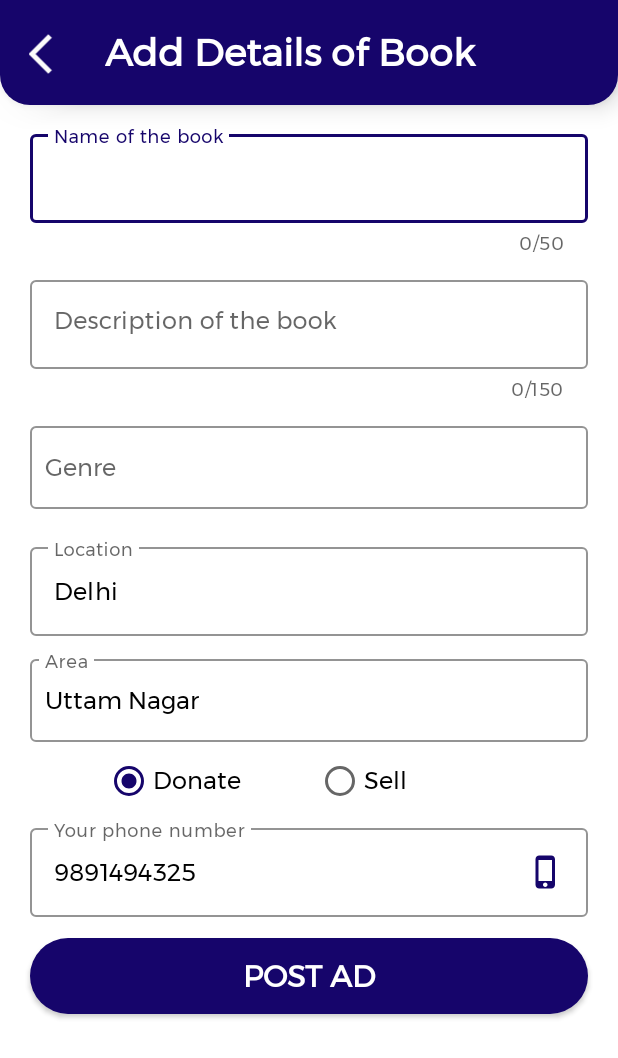
After one commit to faizannali/Bookandar, an Android app: the SellBooks screen opened directly, with no data from a screen before it, on a phone screen of 412 x 824 dp. The commit adds this screen. Shown: the top 1058 px of the screen. Run offline under Robolectric (Android 15) with nearby library versions, the phone set to English and light mode, and no system bars.

Commit message:
20/2/2021

```diff
--- a/app/build.gradle
+++ b/app/build.gradle
@@ -40,6 +40,8 @@ dependencies {
     implementation "androidx.navigation:navigation-ui-ktx:$nav_version"
 
 
+//    implementation 'com.google.android.material:material:1.3.0-alpha01'
+
     testImplementation 'junit:junit:4.12'
     androidTestImplementation 'androidx.test.ext:junit:1.1.2'
     androidTestImplementation 'androidx.test.espresso:espresso-core:3.3.0'
--- a/app/src/main/java/com/codejunction/bookandartest/adapters/MyAdsAdapter.kt
+++ b/app/src/main/java/com/codejunction/bookandartest/adapters/MyAdsAdapter.kt
@@ -18,6 +18,7 @@ class MyAdsAdapter(private val c: Context, private val myAdsList:ArrayList<MyAds
             itemView.myAds_product_name.text=myAdsModel.myNameOfProduct
             itemView.myAds_product_price.text=myAdsModel.myPriceOfProduct
             itemView.myAds_product_location.text=myAdsModel.myLocationOfProduct
+            itemView.myAdsViews.text=myAdsModel.myViewOnProduct
         }
 
     }
--- a/app/src/main/java/com/codejunction/bookandartest/data/MyAdsModel.kt
+++ b/app/src/main/java/com/codejunction/bookandartest/data/MyAdsModel.kt
@@ -3,5 +3,6 @@ package com.codejunction.bookandartest.data
 data class MyAdsModel(
     val myNameOfProduct:String,
     val myPriceOfProduct:String,
-    val myLocationOfProduct:String
+    val myLocationOfProduct:String,
+    val myViewOnProduct:String
 )
--- a/app/src/main/java/com/codejunction/bookandartest/fragments/MyAds.kt
+++ b/app/src/main/java/com/codejunction/bookandartest/fragments/MyAds.kt
@@ -36,9 +36,9 @@ class MyAds : Fragment() {
         }
 
         val defaultAdList=ArrayList<MyAdsModel>()
-        defaultAdList.add(MyAdsModel("My new notepad", "Rs 100","Uttam Nagar"))
-        defaultAdList.add(MyAdsModel("My old Science Book", "Rs 100","Tilak Nagar"))
-
+        defaultAdList.add(MyAdsModel("My new notepad", "Rs 100","Uttam Nagar","100"))
+        defaultAdList.add(MyAdsModel("My old Science Book", "Rs 100","Tilak Nagar","50"))
+        defaultAdList.add(MyAdsModel("My old Science Book", "Rs 100","Tilak Nagar","100"))
 
         myAdsRecycler.layoutManager= LinearLayoutManager(
             requireContext(),
--- a/app/src/main/java/com/codejunction/bookandartest/ui/MainActivity.kt
+++ b/app/src/main/java/com/codejunction/bookandartest/ui/MainActivity.kt
@@ -12,7 +12,6 @@ import com.codejunction.bookandartest.R
 import kotlinx.android.synthetic.main.activity_main.*
 
 class MainActivity : AppCompatActivity() {
-    private lateinit var appBarConfiguration: AppBarConfiguration
     private lateinit var navController: NavController
     override fun onCreate(savedInstanceState: Bundle?) {
         super.onCreate(savedInstanceState)
@@ -23,13 +22,23 @@ class MainActivity : AppCompatActivity() {
 
         nestedScroll.setOnScrollChangeListener { v, scrollX, scrollY, oldScrollX, oldScrollY ->
             if (v.scrollY > oldScrollY) {
-                fab.hide();
+                sellBook.hide();
             } else if (v.scrollX < oldScrollY || v.scrollY <= 0) {
-                fab.show();
+                sellBook.show();
             }
 //            oldScrollY = v.scrollY
         }
 
+        sellBook.setOnClickListener {
+            openSellActivity()
+        }
+
+    }
+
+    private fun openSellActivity(){
+        val intent=Intent(this,SellBooks::class.java)
+        startActivity(intent)
+        finish()
     }
 
 
--- /dev/null
+++ b/app/src/main/java/com/codejunction/bookandartest/ui/SellBooks.kt
@@ -0,0 +1,56 @@
+package com.codejunction.bookandartest.ui
+
+import android.content.Intent
+import androidx.appcompat.app.AppCompatActivity
+import android.os.Bundle
+import android.view.View
+import android.widget.ArrayAdapter
+import androidx.core.content.ContentProviderCompat.requireContext
+import com.codejunction.bookandartest.R
+import kotlinx.android.synthetic.main.activity_sell_books.*
+
+class SellBooks : AppCompatActivity() {
+    override fun onCreate(savedInstanceState: Bundle?) {
+        super.onCreate(savedInstanceState)
+        setContentView(R.layout.activity_sell_books)
+
+        sellBackBtn.setOnClickListener {
+            onBackPressed()
+        }
+
+        //Area List
+        val area = arrayOf(
+            "Uttam Nagar", "Dawarka", "West Delhi", "North Delhi", "South Delhi"
+        )
+
+        val areaAdapter: ArrayAdapter<String> = ArrayAdapter<String>(
+            this,
+            R.layout.list_item, area
+        )
+        tvAreaOfBook.setAdapter(areaAdapter)
+
+        //Genre List
+        val genre = arrayOf(
+            "Comics", "Novel", "Horror", "Sci-Fi", "Crime","School","College")
+        val genreAdapter: ArrayAdapter<String> = ArrayAdapter<String>(
+            this,
+            R.layout.list_item, genre
+        )
+        tvGenre.setAdapter(genreAdapter)
+
+        radioSellBtn.setOnClickListener {
+            bookPrice.visibility= View.VISIBLE
+        }
+
+        radioDonateBtn.setOnClickListener {
+            bookPrice.visibility= View.GONE
+        }
+    }
+
+    override fun onBackPressed() {
+        super.onBackPressed()
+        val intent= Intent(this,MainActivity::class.java)
+        startActivity(intent)
+        finish()
+    }
+}
--- /dev/null
+++ b/app/src/main/res/drawable/ic_views.xml
@@ -0,0 +1,5 @@
+<vector android:height="16dp" android:tint="@color/darkBlue"
+    android:viewportHeight="24" android:viewportWidth="24"
+    android:width="16dp" xmlns:android="http://schemas.android.com/apk/res/android">
+    <path android:fillColor="@android:color/white" android:pathData="M12,4.5C7,4.5 2.73,7.61 1,12c1.73,4.39 6,7.5 11,7.5s9.27,-3.11 11,-7.5c-1.73,-4.39 -6,-7.5 -11,-7.5zM12,17c-2.76,0 -5,-2.24 -5,-5s2.24,-5 5,-5 5,2.24 5,5 -2.24,5 -5,5zM12,9c-1.66,0 -3,1.34 -3,3s1.34,3 3,3 3,-1.34 3,-3 -1.34,-3 -3,-3z"/>
+</vector>
--- a/app/src/main/res/layout/activity_main.xml
+++ b/app/src/main/res/layout/activity_main.xml
@@ -21,21 +21,6 @@
             app:navGraph="@navigation/navigation" />
     </androidx.core.widget.NestedScrollView>
 
-
-
-
-<!--    <com.google.android.material.bottomnavigation.BottomNavigationView-->
-<!--        android:layout_width="match_parent"-->
-<!--        android:layout_height="wrap_content"-->
-<!--        android:id="@+id/bottom_navigation"-->
-<!--        app:layout_constraintBottom_toBottomOf="parent"-->
-<!--        app:layout_constraintLeft_toLeftOf="parent"-->
-<!--        app:layout_constraintRight_toRightOf="parent"-->
-<!--        android:background="@color/skin"-->
-<!--        app:itemTextColor="@color/darkBlue"-->
-<!--        app:itemIconTint="@color/darkBlue"-->
-<!--        app:menu="@menu/bottom_menu"-->
-<!--        />-->
 
     <com.google.android.material.bottomappbar.BottomAppBar
         android:id="@+id/bottomAppBar"
@@ -64,7 +49,7 @@
     </com.google.android.material.bottomappbar.BottomAppBar>
 
     <com.google.android.material.floatingactionbutton.FloatingActionButton
-        android:id="@+id/fab"
+        android:id="@+id/sellBook"
         android:layout_width="wrap_content"
         android:layout_height="wrap_content"
         android:elevation="10dp"
@@ -75,6 +60,4 @@
         app:borderWidth="2dp"
         app:layout_anchor="@id/bottomAppBar"/>
 
-
-
 </androidx.coordinatorlayout.widget.CoordinatorLayout>
--- /dev/null
+++ b/app/src/main/res/layout/activity_sell_books.xml
@@ -0,0 +1,266 @@
+<?xml version="1.0" encoding="utf-8"?>
+<LinearLayout
+    xmlns:android="http://schemas.android.com/apk/res/android"
+    xmlns:app="http://schemas.android.com/apk/res-auto"
+    xmlns:tools="http://schemas.android.com/tools"
+    android:layout_width="match_parent"
+    android:layout_height="match_parent"
+    tools:context=".ui.SellBooks"
+    android:orientation="vertical"
+    android:background="@color/white">
+
+    <RelativeLayout
+        android:layout_width="match_parent"
+        android:layout_height="70dp"
+        android:elevation="10dp"
+        android:background="@drawable/profile_top_bar">
+
+        <ImageView
+            android:id="@+id/sellBackBtn"
+            android:layout_width="70dp"
+            android:layout_height="32dp"
+            android:src="@drawable/ic_back_arrow"
+            android:layout_marginTop="20dp"/>
+
+        <TextView
+            android:layout_width="match_parent"
+            android:layout_height="wrap_content"
+            android:layout_toEndOf="@+id/sellBackBtn"
+            android:textStyle="bold"
+            android:layout_marginTop="15dp"
+            android:text="Add Details of Book"
+            android:elevation="15dp"
+            android:textSize="25sp"
+            android:textColor="@color/white"
+            android:gravity="start"/>
+    </RelativeLayout>
+
+    <ScrollView
+        android:layout_width="match_parent"
+        android:layout_height="wrap_content">
+
+        <RelativeLayout
+            android:layout_width="match_parent"
+            android:layout_height="match_parent">
+            <com.google.android.material.textfield.TextInputLayout
+                android:id="@+id/nameOfBook"
+                android:layout_width="match_parent"
+                android:layout_height="wrap_content"
+                app:counterEnabled="true"
+                app:counterMaxLength="50"
+                android:layout_marginTop="@dimen/marginTop"
+                app:boxStrokeColor="@color/darkBlue"
+                android:layout_marginBottom="@dimen/marginBottom"
+                android:layout_marginStart="@dimen/marginStart"
+                android:layout_marginEnd="@dimen/marginEnd"
+                android:elevation="@dimen/loginElevation"
+                android:hint="Name of the book"
+                style="@style/Widget.MaterialComponents.TextInputLayout.OutlinedBox">
+
+                <com.google.android.material.textfield.TextInputEditText
+                    android:layout_width="match_parent"
+                    android:layout_height="wrap_content"
+                    android:id="@+id/tvNameOfBook"
+                    android:textSize="16sp"
+                    android:textColor="@color/black"/>
+            </com.google.android.material.textfield.TextInputLayout>
+            <com.google.android.material.textfield.TextInputLayout
+                android:id="@+id/descOfBook"
+                android:layout_width="match_parent"
+                android:layout_height="wrap_content"
+                app:boxStrokeColor="@color/darkBlue"
+                android:layout_below="@id/nameOfBook"
+                app:counterEnabled="true"
+                app:counterMaxLength="150"
+                android:layout_marginBottom="@dimen/marginBottom"
+                android:layout_marginStart="@dimen/marginStart"
+                android:layout_marginEnd="@dimen/marginEnd"
+                android:elevation="@dimen/loginElevation"
+                android:hint="Description of the book"
+                app:errorEnabled="true"
+                style="@style/Widget.MaterialComponents.TextInputLayout.OutlinedBox">
+
+                <com.google.android.material.textfield.TextInputEditText
+                    android:layout_width="match_parent"
+                    android:layout_height="wrap_content"
+                    android:id="@+id/tvDescOfBook"
+                    android:textSize="16sp"
+                    android:gravity="top"
+                    android:inputType="text|textMultiLine"
+                    android:textColor="@color/black"/>
+            </com.google.android.material.textfield.TextInputLayout>
+
+            <com.google.android.material.textfield.TextInputLayout
+                android:id="@+id/genre"
+                android:layout_width="match_parent"
+                android:layout_height="wrap_content"
+                android:layout_below="@+id/descOfBook"
+                app:boxStrokeColor="@color/darkBlue"
+                android:layout_marginBottom="@dimen/marginBottom"
+                android:layout_marginStart="@dimen/marginStart"
+                android:layout_marginEnd="@dimen/marginEnd"
+                android:elevation="@dimen/loginElevation"
+                android:hint="Genre"
+                style="@style/Widget.MaterialComponents.TextInputLayout.OutlinedBox">
+
+                <AutoCompleteTextView
+                    android:id="@+id/tvGenre"
+                    android:layout_width="match_parent"
+                    android:layout_height="55dp"
+                    android:textSize="16sp"
+                    android:textColor="@color/black"
+                    android:padding="10dp"
+                    android:completionThreshold="1"
+                    android:popupBackground="@color/white"/>
+
+
+            </com.google.android.material.textfield.TextInputLayout>
+
+            <com.google.android.material.textfield.TextInputLayout
+                android:id="@+id/bookLocation"
+                android:layout_width="match_parent"
+                android:layout_height="wrap_content"
+                android:layout_marginTop="10dp"
+                android:layout_below="@+id/genre"
+                app:boxStrokeColor="@color/darkBlue"
+                android:layout_marginBottom="@dimen/marginBottom"
+                android:layout_marginStart="@dimen/marginStart"
+                android:layout_marginEnd="@dimen/marginEnd"
+                android:elevation="@dimen/loginElevation"
+                android:hint="Location"
+                style="@style/Widget.MaterialComponents.TextInputLayout.OutlinedBox">
+
+                <com.google.android.material.textfield.TextInputEditText
+                    android:layout_width="match_parent"
+                    android:layout_height="wrap_content"
+                    android:id="@+id/tvBookStateLocation"
+                    android:text="Delhi"
+                    android:textSize="16sp"
+                    android:inputType="text"
+                    android:textColor="@color/black"/>
+            </com.google.android.material.textfield.TextInputLayout>
+
+            <com.google.android.material.textfield.TextInputLayout
+                android:id="@+id/bookArea"
+                android:layout_width="match_parent"
+                android:layout_height="wrap_content"
+                android:layout_below="@+id/bookLocation"
+                app:boxStrokeColor="@color/darkBlue"
+                android:layout_marginBottom="@dimen/marginBottom"
+                android:layout_marginStart="@dimen/marginStart"
+                android:layout_marginEnd="@dimen/marginEnd"
+                android:elevation="@dimen/loginElevation"
+                android:hint="Area"
+                style="@style/Widget.MaterialComponents.TextInputLayout.OutlinedBox">
+
+                <AutoCompleteTextView
+                    android:id="@+id/tvAreaOfBook"
+                    android:layout_width="match_parent"
+                    android:layout_height="55dp"
+                    android:textSize="16sp"
+                    android:textColor="@color/black"
+                    android:text="Uttam Nagar"
+                    android:padding="10dp"
+                    android:completionThreshold="1"
+                    android:popupBackground="@color/white"/>
+
+
+            </com.google.android.material.textfield.TextInputLayout>
+            <RadioGroup
+                android:id="@+id/radioGroup"
+                android:checkedButton="@+id/radioDonateBtn"
+                android:layout_width="match_parent"
+                android:layout_height="wrap_content"
+                android:orientation="horizontal"
+                android:layout_marginStart="@dimen/marginStart"
+                android:layout_marginEnd="@dimen/marginEnd"
+                android:layout_marginBottom="@dimen/marginBottom"
+                android:layout_below="@id/bookArea">
+                <RadioButton
+                    android:id="@+id/radioDonateBtn"
+                    android:layout_width="wrap_content"
+                    android:layout_height="wrap_content"
+                    android:layout_marginStart="50dp"
+                    android:textSize="16sp"
+                    android:text="Donate"/>
+                <RadioButton
+                    android:id="@+id/radioSellBtn"
+                    android:layout_width="match_parent"
+                    android:layout_height="match_parent"
+                    android:layout_marginStart="50dp"
+                    android:textSize="16sp"
+                    android:text="Sell"/>
+
+            </RadioGroup>
+
+            <com.google.android.material.textfield.TextInputLayout
+                android:id="@+id/bookPrice"
+                android:layout_width="match_parent"
+                android:layout_height="wrap_content"
+                android:layout_below="@id/radioGroup"
+                app:boxStrokeColor="@color/darkBlue"
+                android:layout_marginBottom="@dimen/marginBottom"
+                android:layout_marginStart="@dimen/marginStart"
+                android:layout_marginEnd="@dimen/marginEnd"
+                android:elevation="@dimen/loginElevation"
+                android:hint="Price of Book"
+                android:visibility="gone"
+                style="@style/Widget.MaterialComponents.TextInputLayout.OutlinedBox">
+
+                <com.google.android.material.textfield.TextInputEditText
+                    android:layout_width="match_parent"
+                    android:layout_height="wrap_content"
+                    android:id="@+id/tvBookPrice"
+                    android:textSize="16sp"
+                    android:inputType="number"
+                    android:textColor="@color/black"/>
+            </com.google.android.material.textfield.TextInputLayout>
+            <com.google.android.material.textfield.TextInputLayout
+                android:id="@+id/phoneNumber"
+                android:layout_width="match_parent"
+                android:layout_height="wrap_content"
+                android:layout_below="@+id/bookPrice"
+                app:boxStrokeColor="@color/darkBlue"
+                android:layout_marginStart="@dimen/marginStart"
+                android:layout_marginEnd="@dimen/marginEnd"
+                android:elevation="@dimen/loginElevation"
+                android:hint="Your phone number"
+                style="@style/Widget.MaterialComponents.TextInputLayout.OutlinedBox">
+
+                <com.google.android.material.textfield.TextInputEditText
+                    android:layout_width="match_parent"
+                    android:layout_height="wrap_content"
+                    android:id="@+id/tvPhone"
+                    android:inputType="phone"
+                    android:text="9891494325"
+                    android:textSize="16sp"
+                    android:maxLength="10"
+                    android:drawableEnd="@drawable/ic_phone"
+                    android:textColor="@color/black"/>
+            </com.google.android.material.textfield.TextInputLayout>
+
+
+            <androidx.appcompat.widget.AppCompatButton
+                android:id="@+id/postAdBtn"
+                android:layout_width="match_parent"
+                android:layout_height="wrap_content"
+                android:layout_below="@id/phoneNumber"
+                android:layout_marginStart="@dimen/marginStart"
+                android:layout_marginTop="@dimen/marginTop"
+                android:layout_marginEnd="@dimen/marginEnd"
+                android:layout_marginBottom="@dimen/marginBottom"
+                android:background="@drawable/signup_btn"
+                android:padding="@dimen/drawablePadding"
+                android:textStyle="bold"
+                android:elevation="@dimen/loginElevation"
+                android:text="Post Ad"
+                android:textColor="@color/white"
+                android:textSize="@dimen/btnTextSize" />
+
+        </RelativeLayout>
+    </ScrollView>
+
+
+
+
+</LinearLayout>
--- a/app/src/main/res/layout/fragment_profile.xml
+++ b/app/src/main/res/layout/fragment_profile.xml
@@ -102,6 +102,7 @@
                     android:layout_width="match_parent"
                     android:layout_height="55dp"
                     android:textSize="16sp"
+                    android:textColor="@color/black"
                     android:text="Uttam Nagar"
                     android:drawableEnd="@drawable/ic_location"
                     android:padding="10dp"
--- a/app/src/main/res/layout/my_ads_card_view.xml
+++ b/app/src/main/res/layout/my_ads_card_view.xml
@@ -57,6 +57,20 @@
             android:layout_toLeftOf="@id/remove_product"
             android:layout_below="@id/myAds_product_price"
             android:layout_toEndOf="@id/my_product_image"/>
+        <TextView
+            android:id="@+id/myAdsViews"
+            android:layout_width="wrap_content"
+            android:layout_height="wrap_content"
+            android:textSize="14sp"
+            android:layout_marginTop="5dp"
+            android:maxLines="1"
+            android:text="100"
+            android:drawableStart="@drawable/ic_views"
+            android:textColor="@color/black"
+            android:drawablePadding="3dp"
+            android:layout_toLeftOf="@id/remove_product"
+            android:layout_below="@id/myAds_product_location"
+            android:layout_toEndOf="@id/my_product_image"/>
 
         <Button
             android:id="@+id/editProductBtn"
```
Also changed, not shown: app/src/main/AndroidManifest.xml (+8 -8 lines).
